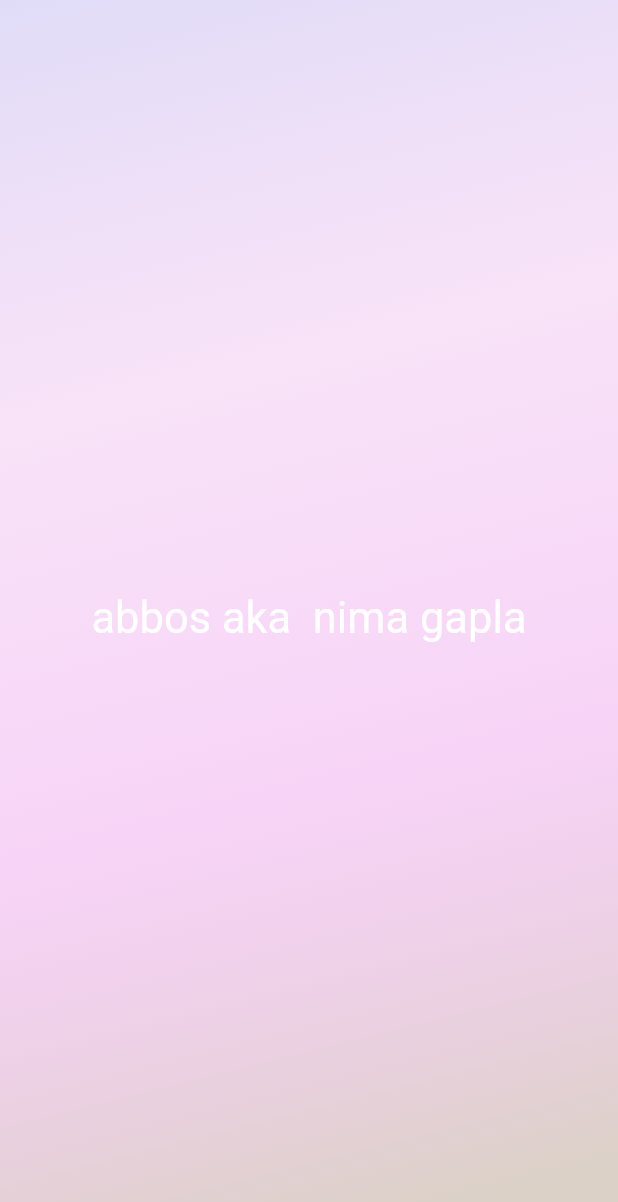
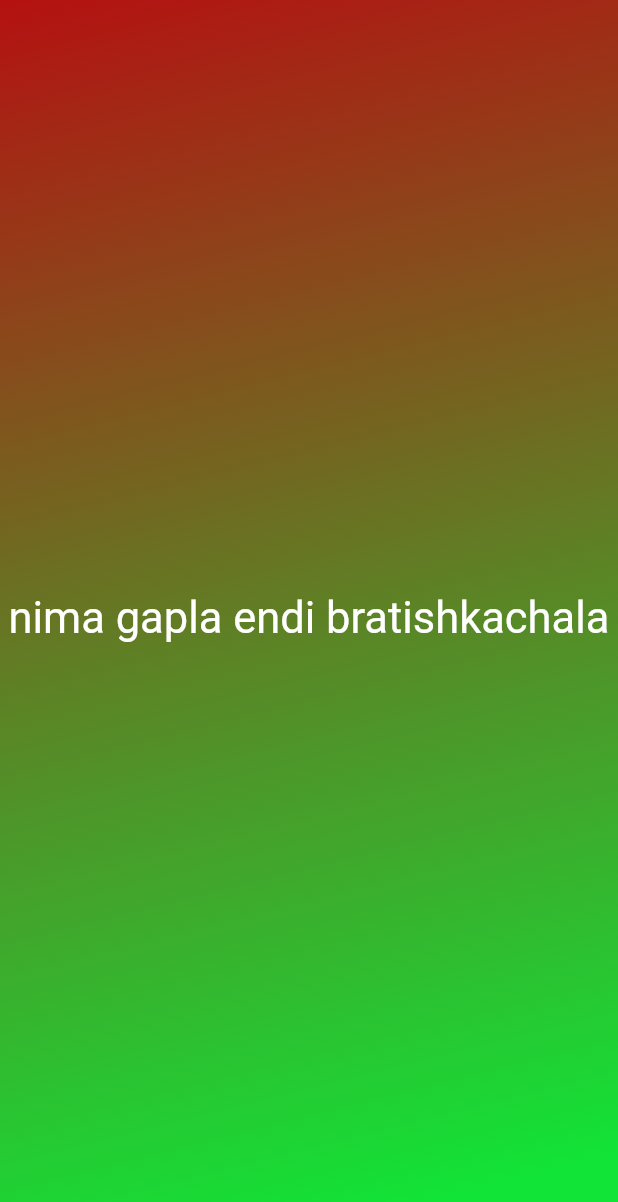
Before and after one commit to abbos0959/Dart, a Flutter app: the screen it shows after launch, on a phone screen of 412 x 824 dp. Shown: the top 1202 px of the screen. Run offline on Flutter 3.47's test engine with Material 2 defaults, Android fonts, the phone set to English and light mode, and no system bars.

Commit message:
custom gradient colors

```diff
--- a/lib/gradient_container.dart
+++ b/lib/gradient_container.dart
@@ -4,18 +4,37 @@ import "package:abbos_flutter/styled_text.dart";
 var begingradient = Alignment.topLeft;
 var endgradient = Alignment.bottomCenter;
 
+// 2 usuli rang berishni  custom class orqali================================================================
+
 class CustomClassAbbos extends StatelessWidget {
-  const CustomClassAbbos({super.key});
+  const CustomClassAbbos(this.color1, this.color2, {super.key});
+  final Color color1;
+  final Color color2;
   @override
   Widget build(context) {
     return Container(
         decoration: BoxDecoration(
-            gradient: LinearGradient(colors: const [
-          Color.fromARGB(32, 43, 12, 231),
-          Color.fromARGB(25, 233, 12, 231),
-          Color.fromARGB(41, 233, 12, 231),
-          Color.fromARGB(66, 133, 91, 54)
-        ], begin: begingradient, end: endgradient)),
-        child: const Center(child: Styledtext()));
+          gradient: LinearGradient(
+              colors: [color1, color2], begin: begingradient, end: endgradient),
+        ),
+        child: const Center(
+            child: Styledtextcha("nima gapla endi bratishkachala")));
   }
 }
+
+// 1 usuli rang berishni custom clas orqali============== ===
+
+// class CustomClassAbbos extends StatelessWidget {
+//   const CustomClassAbbos({super.key, required this.colors});
+//   final List<Color> colors;
+//   @override
+//   Widget build(context) {
+//     return Container(
+//         decoration: BoxDecoration(
+//           gradient: LinearGradient(
+//               colors: colors, begin: begingradient, end: endgradient),
+//         ),
+//         child: const Center(
+//             child: Styledtextcha("nima gapla endi bratishkachala")));
+//   }
+// }
--- a/lib/main.dart
+++ b/lib/main.dart
@@ -2,5 +2,13 @@ import "package:flutter/material.dart";
 import "package:abbos_flutter/gradient_container.dart";
 
 void main() {
-  runApp(const MaterialApp(home: Scaffold(body: CustomClassAbbos())));
+  runApp(const MaterialApp(
+      debugShowCheckedModeBanner: false,
+      home: Scaffold(
+          //     body: CustomClassAbbos(
+          //   colors: [Colors.black, Colors.black],
+          // ))));
+
+          body: CustomClassAbbos(Color.fromARGB(255, 181, 17, 17),
+              Color.fromARGB(255, 17, 228, 55)))));
 }
--- a/lib/styled_text.dart
+++ b/lib/styled_text.dart
@@ -1,10 +1,11 @@
 import "package:flutter/material.dart";
 
-class Styledtext extends StatelessWidget {
-  const Styledtext({super.key});
+class Styledtextcha extends StatelessWidget {
+  const Styledtextcha(this.text, {super.key});
+  final String text;
   @override
   Widget build(context) {
-    return const Text("abbos aka  nima gapla",
-        style: TextStyle(color: Colors.white, fontSize: 29));
+    return Text(text,
+        style: const TextStyle(color: Colors.white, fontSize: 29));
   }
 }
```
